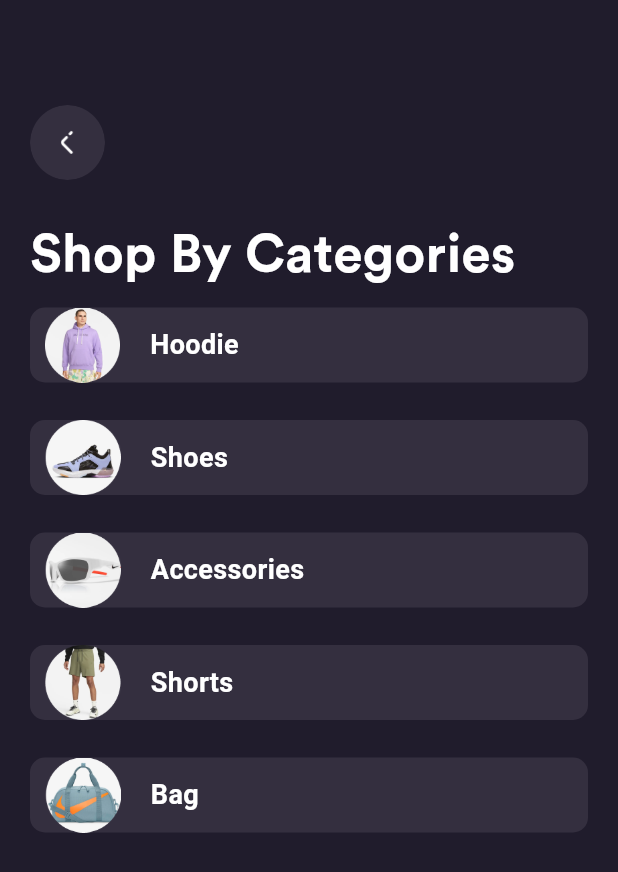
After one commit to mahesh-bora/Ecommerce-App, a Flutter app: the HomeScreen screen opened directly, after a tap on "See All", on a phone screen of 412 x 824 dp. The commit adds this screen. Shown: the top 872 px of the screen. Run offline on Flutter 3.47's test engine with Material 3 defaults, Android fonts, the phone set to English and light mode, and no system bars.

Commit message:
Merge branch 'master' into login-and-onboarding

```diff
--- a/lib/screens/home/home_screen.dart
+++ b/lib/screens/home/home_screen.dart
@@ -1,4 +1,6 @@
 import 'package:flutter/material.dart';
+
+import '../navpages/shop_by_category.dart';
 
 class HomeScreen extends StatefulWidget {
   const HomeScreen({super.key});
@@ -141,7 +143,16 @@ class _HomeScreenState extends State<HomeScreen> {
                       style: TextStyle(
                           fontWeight: FontWeight.bold, color: Colors.white)),
                   SizedBox(width: 8),
-                  Text("See All", style: TextStyle(color: Colors.white)),
+                  GestureDetector(
+                      onTap: () {
+                        Navigator.push(
+                          context,
+                          MaterialPageRoute(
+                              builder: (context) => ShopByCategory()),
+                        );
+                      },
+                      child: Text("See All",
+                          style: TextStyle(color: Colors.white))),
                 ],
               ),
               SizedBox(
@@ -173,7 +184,16 @@ class _HomeScreenState extends State<HomeScreen> {
                       style: TextStyle(
                           fontWeight: FontWeight.bold, color: Colors.white)),
                   SizedBox(width: 8),
-                  Text("See All", style: TextStyle(color: Colors.white)),
+                  GestureDetector(
+                      onTap: () {
+                        Navigator.push(
+                          context,
+                          MaterialPageRoute(
+                              builder: (context) => ShopByCategory()),
+                        );
+                      },
+                      child: Text("See All",
+                          style: TextStyle(color: Colors.white))),
                 ],
               ),
               SizedBox(
--- /dev/null
+++ b/lib/screens/navpages/shop_by_category.dart
@@ -0,0 +1,147 @@
+import 'package:flutter/material.dart';
+
+import '../product_grid.dart';
+
+class ShopByCategory extends StatefulWidget {
+  const ShopByCategory({super.key});
+
+  @override
+  State<ShopByCategory> createState() => _ShopByCategoryState();
+}
+
+class _ShopByCategoryState extends State<ShopByCategory> {
+  List<String> photoUrls = [
+    'assets/hoodie.png',
+    'assets/shoes.png',
+    'assets/accessories.png',
+    'assets/shorts.png',
+    'assets/bag.png',
+    'assets/slipper.png',
+  ];
+
+  List<String> category = [
+    'Hoodie',
+    'Shoes',
+    'Accessories',
+    'Shorts',
+    'Bag',
+    'Slipper',
+  ];
+
+  @override
+  Widget build(BuildContext context) {
+    return SafeArea(
+      child: Scaffold(
+        backgroundColor: Color(0xFF201C2C),
+        body: Container(
+          padding: EdgeInsets.all(20),
+          // margin: EdgeInsets.symmetric(),
+          // padding: EdgeInsets.all(25),
+          child: Column(
+            mainAxisAlignment: MainAxisAlignment.start,
+            crossAxisAlignment: CrossAxisAlignment.start,
+            children: [
+              SizedBox(
+                height: 50,
+              ),
+              GestureDetector(
+                onTap: () {
+                  // Add your onTap functionality here
+                  Navigator.pop(context);
+                },
+                child: Container(
+                  width: 50.0,
+                  height: 50.0,
+                  decoration: BoxDecoration(
+                    shape: BoxShape.circle,
+                    image: DecorationImage(
+                      fit: BoxFit.cover,
+                      image: AssetImage('assets/back_button.png'),
+                    ),
+                  ),
+                ),
+              ),
+              SizedBox(
+                height: 25,
+              ),
+              Container(
+                child: Text(
+                  "Shop By Categories",
+                  style: TextStyle(
+                    fontFamily: 'CircularStd-Bold.ttf',
+                    color: Colors.white,
+                    fontSize: 35.0,
+                  ),
+                ),
+              ),
+              GestureDetector(
+                onTap: () {
+                  Navigator.push(
+                    context,
+                    MaterialPageRoute(builder: (context) => ProductGrid()),
+                  );
+                },
+                child: Container(
+                  height: MediaQuery.of(context).size.height * 0.5,
+                  margin: const EdgeInsets.only(),
+                  child: Flexible(
+                    child: Container(
+                      child: Column(
+                        children: [
+                          Flexible(
+                            child: SizedBox(
+                              height:
+                                  500, // Set a fixed height or adjust as needed
+                              child: ListView.separated(
+                                physics: BouncingScrollPhysics(),
+                                shrinkWrap: true,
+                                scrollDirection: Axis.vertical,
+                                itemCount: 5,
+                                separatorBuilder: (context, index) => SizedBox(
+                                    height: 5), // Adjust spacing as needed
+                                itemBuilder: (context, index) {
+                                  return Container(
+                                    width: 200,
+                                    padding:
+                                        EdgeInsets.symmetric(horizontal: 10),
+                                    margin: EdgeInsets.symmetric(vertical: 10),
+                                    decoration: BoxDecoration(
+                                      color: Color(0xFF342F3F),
+                                      borderRadius: BorderRadius.circular(10),
+                                    ),
+                                    child: Row(
+                                      children: [
+                                        Image.asset(
+                                          photoUrls[index],
+                                          fit: BoxFit.cover,
+                                          height: 50,
+                                        ),
+                                        SizedBox(width: 20),
+                                        Text(
+                                          category[index],
+                                          style: TextStyle(
+                                            color: Colors.white,
+                                            fontWeight: FontWeight.bold,
+                                            fontSize: 18,
+                                          ),
+                                        ),
+                                      ],
+                                    ),
+                                  );
+                                },
+                              ),
+                            ),
+                          ),
+                        ],
+                      ),
+                    ),
+                  ),
+                ),
+              ),
+            ],
+          ),
+        ),
+      ),
+    );
+  }
+}
--- a/pubspec.yaml
+++ b/pubspec.yaml
@@ -55,6 +55,7 @@ flutter:
      - assets/bag.png
      - assets/slipper.png
      - assets/man1.png
+     - assets/back_button.png
 #     - images/a_dot_ham.jpeg
 
   # An image asset can refer to one or more resolution-specific "variants", see
```
Also changed, not shown: lib/main.dart (+1 -12 lines), lib/screens/product_grid.dart (added, +112 -0 lines), assets/back_button.png (added).
